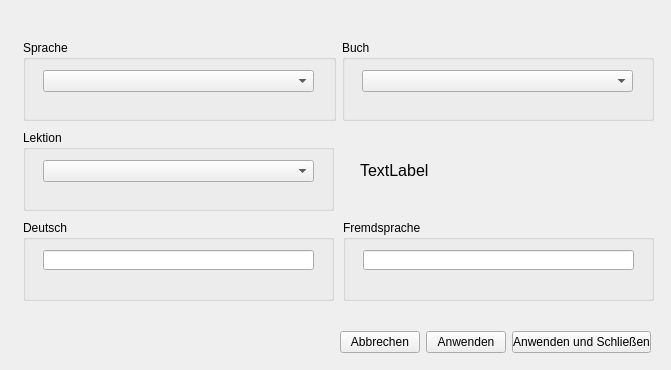
Before: the Qt Designer form UIs/WindowVokabelAnlegen.ui in JPaehr/VokabelTrainer, drawn with Qt 5.
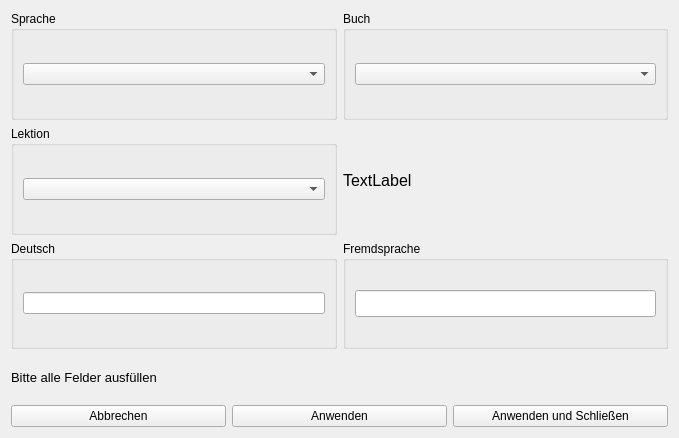
After: the same form once the commit is applied.

Commit message: keine leeren Vokabeln mehr anlegbar, Layout von neueVokabel anlegen Fenster passt sich jetzt der größe an

```diff
--- a/UIs/WindowVokabelAnlegen.ui
+++ b/UIs/WindowVokabelAnlegen.ui
@@ -6,112 +6,28 @@
    <rect>
     <x>0</x>
     <y>0</y>
-    <width>671</width>
-    <height>370</height>
+    <width>679</width>
+    <height>438</height>
    </rect>
   </property>
   <property name="windowTitle">
    <string>Vokabel anlegen</string>
   </property>
-  <widget class="QGroupBox" name="groupBox_5">
-   <property name="geometry">
-    <rect>
-     <x>343</x>
-     <y>220</y>
-     <width>311</width>
-     <height>81</height>
-    </rect>
-   </property>
-   <property name="title">
-    <string>Fremdsprache</string>
-   </property>
-   <widget class="QLineEdit" name="tfFremd">
-    <property name="geometry">
-     <rect>
-      <x>20</x>
-      <y>30</y>
-      <width>271</width>
-      <height>20</height>
-     </rect>
-    </property>
-    <property name="font">
-     <font>
-      <pointsize>12</pointsize>
-     </font>
-    </property>
-   </widget>
-  </widget>
-  <widget class="QGroupBox" name="groupBox_3">
-   <property name="geometry">
-    <rect>
-     <x>23</x>
-     <y>130</y>
-     <width>311</width>
-     <height>81</height>
-    </rect>
-   </property>
-   <property name="title">
-    <string>Lektion</string>
-   </property>
-   <widget class="QComboBox" name="cBLekion">
-    <property name="geometry">
-     <rect>
-      <x>20</x>
-      <y>30</y>
-      <width>271</width>
-      <height>22</height>
-     </rect>
-    </property>
-   </widget>
-  </widget>
-  <widget class="QGroupBox" name="groupBox_4">
-   <property name="geometry">
-    <rect>
-     <x>23</x>
-     <y>220</y>
-     <width>311</width>
-     <height>81</height>
-    </rect>
-   </property>
-   <property name="title">
-    <string>Deutsch</string>
-   </property>
-   <widget class="QLineEdit" name="tfDeutsch">
-    <property name="geometry">
-     <rect>
-      <x>20</x>
-      <y>30</y>
-      <width>271</width>
-      <height>20</height>
-     </rect>
-    </property>
-   </widget>
-  </widget>
-  <widget class="QWidget" name="layoutWidget">
-   <property name="geometry">
-    <rect>
-     <x>23</x>
-     <y>40</y>
-     <width>631</width>
-     <height>81</height>
-    </rect>
-   </property>
+  <layout class="QVBoxLayout" name="verticalLayout_2">
+   <item>
+    <layout class="QVBoxLayout" name="verticalLayout" stretch="5,5,5,2,0">
+     <item>
    <layout class="QHBoxLayout" name="horizontalLayout">
     <item>
      <widget class="QGroupBox" name="groupBox">
       <property name="title">
        <string>Sprache</string>
       </property>
-      <widget class="QComboBox" name="cBSprache">
-       <property name="geometry">
-        <rect>
-         <x>20</x>
-         <y>30</y>
-         <width>271</width>
-         <height>22</height>
-        </rect>
-       </property>
-      </widget>
+         <layout class="QVBoxLayout" name="verticalLayout_3">
+          <item>
+           <widget class="QComboBox" name="cBSprache"/>
+          </item>
+         </layout>
      </widget>
     </item>
     <item>
@@ -119,29 +35,90 @@
       <property name="title">
        <string>Buch</string>
       </property>
-      <widget class="QComboBox" name="cBBuch">
-       <property name="geometry">
-        <rect>
-         <x>20</x>
-         <y>30</y>
-         <width>271</width>
-         <height>22</height>
-        </rect>
-       </property>
-      </widget>
+         <layout class="QVBoxLayout" name="verticalLayout_4">
+          <item>
+           <widget class="QComboBox" name="cBBuch"/>
+          </item>
+         </layout>
+        </widget>
+       </item>
+      </layout>
+     </item>
+     <item>
+      <layout class="QHBoxLayout" name="horizontalLayout_3">
+       <item>
+        <widget class="QGroupBox" name="groupBox_3">
+         <property name="title">
+          <string>Lektion</string>
+         </property>
+         <layout class="QVBoxLayout" name="verticalLayout_5">
+          <item>
+           <widget class="QComboBox" name="cBLekion"/>
+          </item>
+         </layout>
+        </widget>
+       </item>
+       <item>
+        <widget class="QLabel" name="lbAnzVokabeln">
+         <property name="font">
+          <font>
+           <pointsize>12</pointsize>
+          </font>
+         </property>
+         <property name="text">
+          <string>TextLabel</string>
+         </property>
      </widget>
     </item>
    </layout>
-  </widget>
-  <widget class="QWidget" name="layoutWidget_2">
-   <property name="geometry">
-    <rect>
-     <x>340</x>
-     <y>330</y>
-     <width>311</width>
-     <height>25</height>
-    </rect>
-   </property>
+     </item>
+     <item>
+      <layout class="QHBoxLayout" name="horizontalLayout_4">
+       <item>
+        <widget class="QGroupBox" name="groupBox_4">
+         <property name="title">
+          <string>Deutsch</string>
+         </property>
+         <layout class="QVBoxLayout" name="verticalLayout_6">
+          <item>
+           <widget class="QLineEdit" name="tfDeutsch"/>
+          </item>
+         </layout>
+        </widget>
+       </item>
+       <item>
+        <widget class="QGroupBox" name="groupBox_5">
+         <property name="title">
+          <string>Fremdsprache</string>
+         </property>
+         <layout class="QVBoxLayout" name="verticalLayout_7">
+          <item>
+           <widget class="QLineEdit" name="tfFremd">
+            <property name="font">
+             <font>
+              <pointsize>12</pointsize>
+             </font>
+            </property>
+           </widget>
+          </item>
+         </layout>
+        </widget>
+       </item>
+      </layout>
+     </item>
+     <item>
+      <widget class="QLabel" name="labFelderAusfuellen">
+       <property name="font">
+        <font>
+         <pointsize>10</pointsize>
+        </font>
+       </property>
+       <property name="text">
+        <string>Bitte alle Felder ausfüllen</string>
+       </property>
+      </widget>
+     </item>
+     <item>
    <layout class="QHBoxLayout" name="horizontalLayout_2">
     <item>
      <widget class="QPushButton" name="btnAbbrechen">
@@ -165,25 +142,10 @@
      </widget>
     </item>
    </layout>
-  </widget>
-  <widget class="QLabel" name="lbAnzVokabeln">
-   <property name="geometry">
-    <rect>
-     <x>360</x>
-     <y>160</y>
-     <width>271</width>
-     <height>21</height>
-    </rect>
-   </property>
-   <property name="font">
-    <font>
-     <pointsize>12</pointsize>
-    </font>
-   </property>
-   <property name="text">
-    <string>TextLabel</string>
-   </property>
-  </widget>
+     </item>
+    </layout>
+   </item>
+  </layout>
  </widget>
  <tabstops>
   <tabstop>cBSprache</tabstop>
```
Lines whose indentation alone changed are shown as unchanged. The commit also changes 2 other files.
